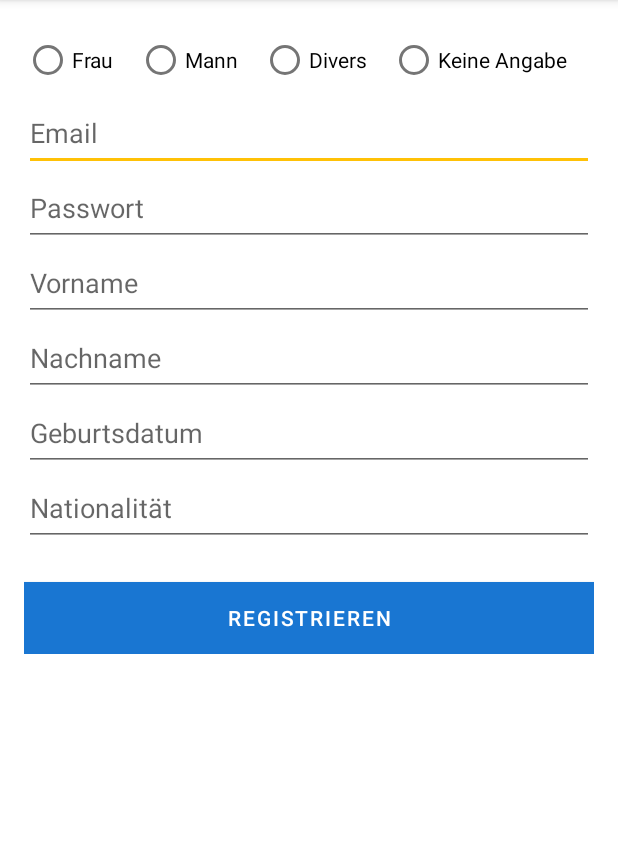
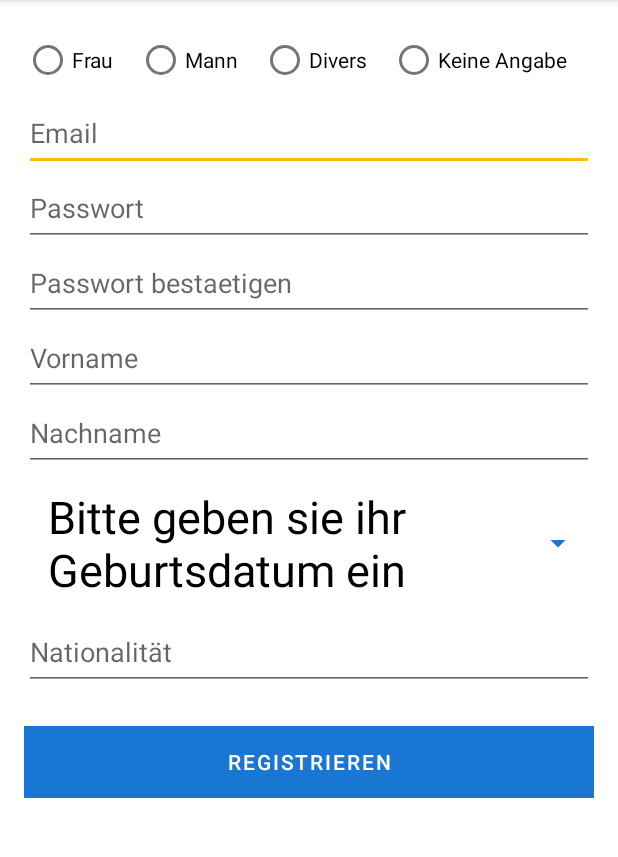
Before and after one commit to melu1025/BehoerdeToGo, an Android app built with Jetpack Compose: the RegistrationActivity screen opened directly, with no data from a screen before it, on a phone screen of 412 x 824 dp, the part 84-941 px from its top. Run offline under Robolectric (Android 15) with nearby library versions, the phone set to English and light mode, and no system bars.

Commit message:
Registration update

```diff
--- a/app/src/main/java/com/example/behoerdetogo/RegistrationActivity.java
+++ b/app/src/main/java/com/example/behoerdetogo/RegistrationActivity.java
@@ -2,30 +2,41 @@ package com.example.behoerdetogo;
 
 
 import androidx.appcompat.app.AppCompatActivity;
+
+import android.app.DatePickerDialog;
 import android.os.Bundle;
+import android.view.View;
 import android.widget.Button;
 import android.widget.EditText;
 import android.widget.RadioButton;
 import android.widget.RadioGroup;
 import android.widget.Toast;
 
+import java.util.Calendar;
+
 public class RegistrationActivity extends AppCompatActivity {
 
-    private EditText emailEditText, passwordEditText, vornameEditText, nachnameEditText, geburtsdatumEditText, nationalitaetEditText;
+    private EditText emailEditText, passwordEditText, confirmPasswordEditText, vornameEditText, nachnameEditText, nationalitaetEditText;
     private DatabaseHelper db;
     private RadioGroup radioGeschlechter;
+    private DatePickerDialog datePickerDialog;
+    private Button dateButton;
+
 
 
     @Override
     protected void onCreate(Bundle savedInstanceState) {
         super.onCreate(savedInstanceState);
         setContentView(R.layout.activity_register);
+        initDatePicker();
+        dateButton = findViewById(R.id.datePickerButton);
+        dateButton.setText("Bitte geben sie ihr Geburtsdatum ein");
 
         emailEditText = findViewById(R.id.emailEditText);
         passwordEditText = findViewById(R.id.passwordEditText);
+        confirmPasswordEditText = findViewById(R.id.confirmPasswordEditText);
         vornameEditText = findViewById(R.id.vornameEditText);
         nachnameEditText = findViewById(R.id.nachnameEditText);
-        geburtsdatumEditText = findViewById(R.id.geburtsdatumEditText);
         nationalitaetEditText = findViewById(R.id.nationalitaetEditText);
         radioGeschlechter = findViewById(R.id.radioGeschlechter);
         Button registerButton = findViewById(R.id.registerButton);
@@ -38,9 +49,10 @@ public class RegistrationActivity extends AppCompatActivity {
         int checkId = radioGeschlechter.getCheckedRadioButtonId();
         String email = emailEditText.getText().toString().trim();
         String password = passwordEditText.getText().toString().trim();
+        String confirmPassword = confirmPasswordEditText.getText().toString().trim();
         String vorname = vornameEditText.getText().toString().trim();
         String nachname = nachnameEditText.getText().toString().trim();
-        String geburtsdatum = geburtsdatumEditText.getText().toString().trim();
+        String geburtsdatum = dateButton.getText().toString().trim();
         String nationalitaet = nationalitaetEditText.getText().toString().trim();
         RadioButton rb = findViewById(checkId);
         String geschlecht = rb.getText().toString();
@@ -49,7 +61,14 @@ public class RegistrationActivity extends AppCompatActivity {
             Toast.makeText(RegistrationActivity.this, "Bitte geben sie ihre Benutzerdaten ein", Toast.LENGTH_SHORT).show();
             return;
         }
-
+        if (!password.equals(confirmPassword)) {
+            Toast.makeText(RegistrationActivity.this, "Ihre Passwörter stimmen nicht überein", Toast.LENGTH_SHORT).show();
+            return;
+        }
+        if (geburtsdatum.equals("Bitte geben sie ihr Geburtsdatum ein")) {
+            Toast.makeText(RegistrationActivity.this, "Bitte geben sie ihr Geburtsdatum ein", Toast.LENGTH_SHORT).show();
+            return;
+        }
         boolean isInserted = db.insertUser(email, password, vorname, nachname, geburtsdatum, nationalitaet, geschlecht);
         if (isInserted) {
             Toast.makeText(RegistrationActivity.this, "Registrierung Erfolgreich", Toast.LENGTH_SHORT).show();
@@ -58,4 +77,29 @@ public class RegistrationActivity extends AppCompatActivity {
             Toast.makeText(RegistrationActivity.this, "Registrierung Fehlgeschlagen", Toast.LENGTH_SHORT).show();
         }
     }
+
+    private void initDatePicker()
+    {
+        DatePickerDialog.OnDateSetListener dateSetListener = (datePicker, year, month, day) -> {
+            month = month + 1;
+            String date = makeDateString(day, month, year);
+            dateButton.setText(date);
+        };
+
+        Calendar cal = Calendar.getInstance();
+        int year = cal.get(Calendar.YEAR);
+        int month = cal.get(Calendar.MONTH);
+        int day = cal.get(Calendar.DAY_OF_MONTH);
+
+        datePickerDialog = new DatePickerDialog(this, dateSetListener, year, month, day);
+
+    }
+    private String makeDateString(int day, int month, int year)
+    {
+        return day + "." + month + "." + year;
+    }
+    public void openDatePicker(View view)
+    {
+        datePickerDialog.show();
+    }
 }
--- a/app/src/main/res/layout/activity_register.xml
+++ b/app/src/main/res/layout/activity_register.xml
@@ -61,6 +61,15 @@
         android:inputType="textPassword" />
 
     <EditText
+        android:id="@+id/confirmPasswordEditText"
+        android:layout_width="match_parent"
+        android:layout_height="50dp"
+        android:autofillHints="password"
+        android:hint="@string/confirmPassword"
+        android:inputType="textPassword"
+        />
+
+    <EditText
         android:id="@+id/vornameEditText"
         android:layout_width="match_parent"
         android:layout_height="50dp"
@@ -76,13 +85,17 @@
         android:inputType="text"
         android:hint="@string/nachname" />
 
-    <EditText
-        android:id="@+id/geburtsdatumEditText"
+    <Button
+        android:id="@+id/datePickerButton"
         android:layout_width="match_parent"
-        android:layout_height="50dp"
+        android:layout_height="wrap_content"
+        android:text=""
+        android:textSize="30sp"
+        android:textColor="@color/black"
+        style="?android:spinnerStyle"
         android:hint="@string/geburtsdatum"
-        android:autofillHints="DD-MM-YYYY"
-        android:inputType="date" />
+        android:onClick="openDatePicker"/>
+
 
     <EditText
         android:id="@+id/nationalitaetEditText"
--- a/app/src/main/res/values/colors.xml
+++ b/app/src/main/res/values/colors.xml
@@ -5,6 +5,6 @@
 
     <color name="backgroundColor">#FFFFFF</color>   <!-- Weiß -->
     <color name="textColor">#212121</color>   <!-- Dunkles Grau für Texte -->
-
+    <color name="black">#000000</color>
     <color name="colorSecondary">#4CAF50</color>   <!-- Grün -->
 </resources>
--- a/app/src/main/res/values/strings.xml
+++ b/app/src/main/res/values/strings.xml
@@ -13,4 +13,5 @@
     <string name="nationalitaet">Nationalität</string>
     <string name="divers">Divers</string>
     <string name="keineAngabe">Keine Angabe</string>
+    <string name="confirmPassword">Passwort bestaetigen</string>
 </resources>
--- a/gradle.properties
+++ b/gradle.properties
@@ -21,3 +21,4 @@ kotlin.code.style=official
 # resources declared in the library itself and none from the library's dependencies,
 # thereby reducing the size of the R class for that library
 android.nonTransitiveRClass=true
+org.gradle.configuration-cache=true
```
Also changed, not shown: 1 other file.
